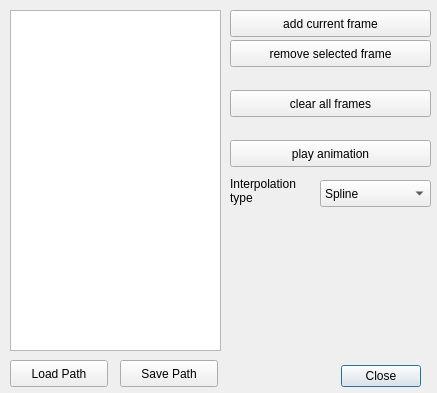
First picture: the form in src/tools/viewer/ui/LVRAnimationDialogUI.ui, repository uos/lvr2, before the edit.
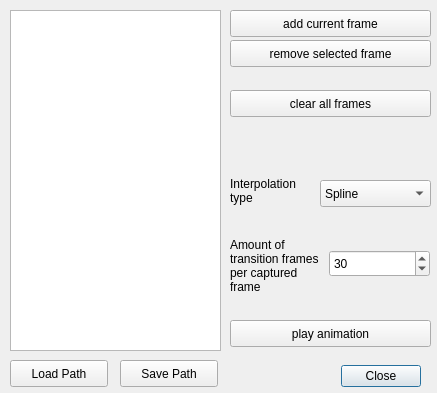
Second picture: the form after the edit.

Commit message: added option to change the amount of transition frames to allow for shorter/longer animations

What changed in the file:
```diff
--- a/src/tools/viewer/ui/LVRAnimationDialogUI.ui
+++ b/src/tools/viewer/ui/LVRAnimationDialogUI.ui
@@ -85,7 +85,7 @@
    <property name="geometry">
     <rect>
      <x>230</x>
-     <y>140</y>
+     <y>320</y>
      <width>201</width>
      <height>27</height>
     </rect>
@@ -162,6 +162,41 @@
     </property>
    </item>
   </widget>
+  <widget class="QLabel" name="frameMultiplier_label">
+   <property name="geometry">
+    <rect>
+     <x>230</x>
+     <y>220</y>
+     <width>91</width>
+     <height>91</height>
+    </rect>
+   </property>
+   <property name="layoutDirection">
+    <enum>Qt::LeftToRight</enum>
+   </property>
+   <property name="text">
+    <string>Amount of transition frames per captured frame</string>
+   </property>
+   <property name="wordWrap">
+    <bool>true</bool>
+   </property>
+  </widget>
+  <widget class="QSpinBox" name="frameMultiplier_box">
+   <property name="geometry">
+    <rect>
+     <x>329</x>
+     <y>250</y>
+     <width>101</width>
+     <height>27</height>
+    </rect>
+   </property>
+   <property name="maximum">
+    <number>600</number>
+   </property>
+   <property name="value">
+    <number>30</number>
+   </property>
+  </widget>
  </widget>
  <resources/>
  <connections>
```
The commit also changes 2 other files.
